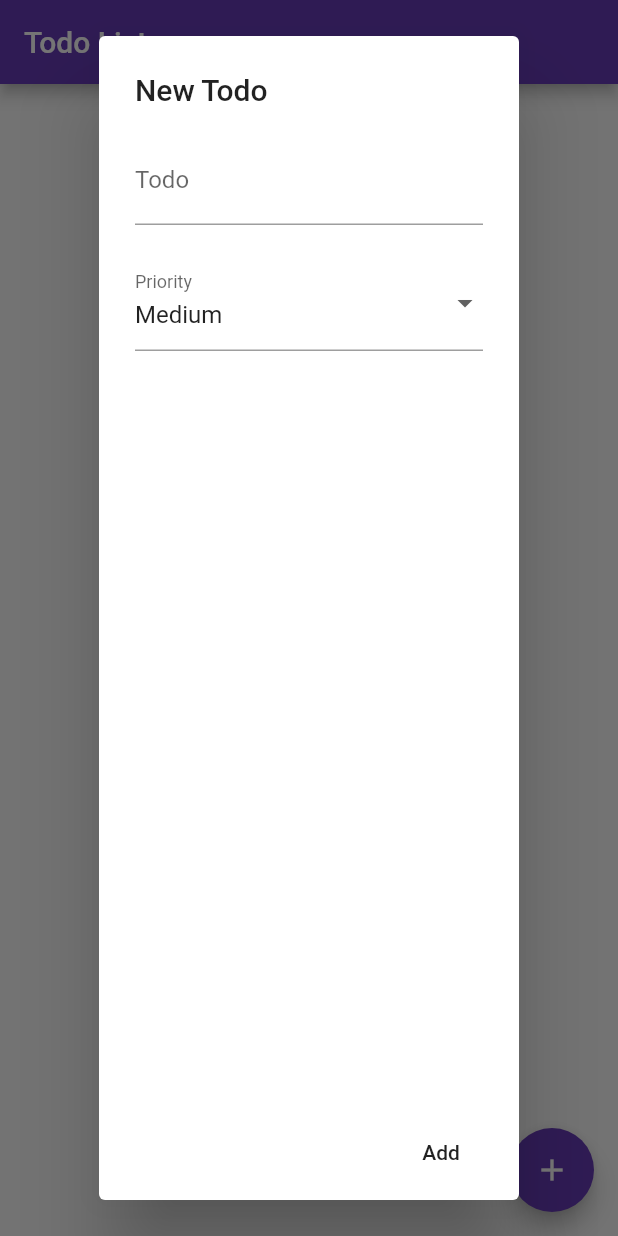
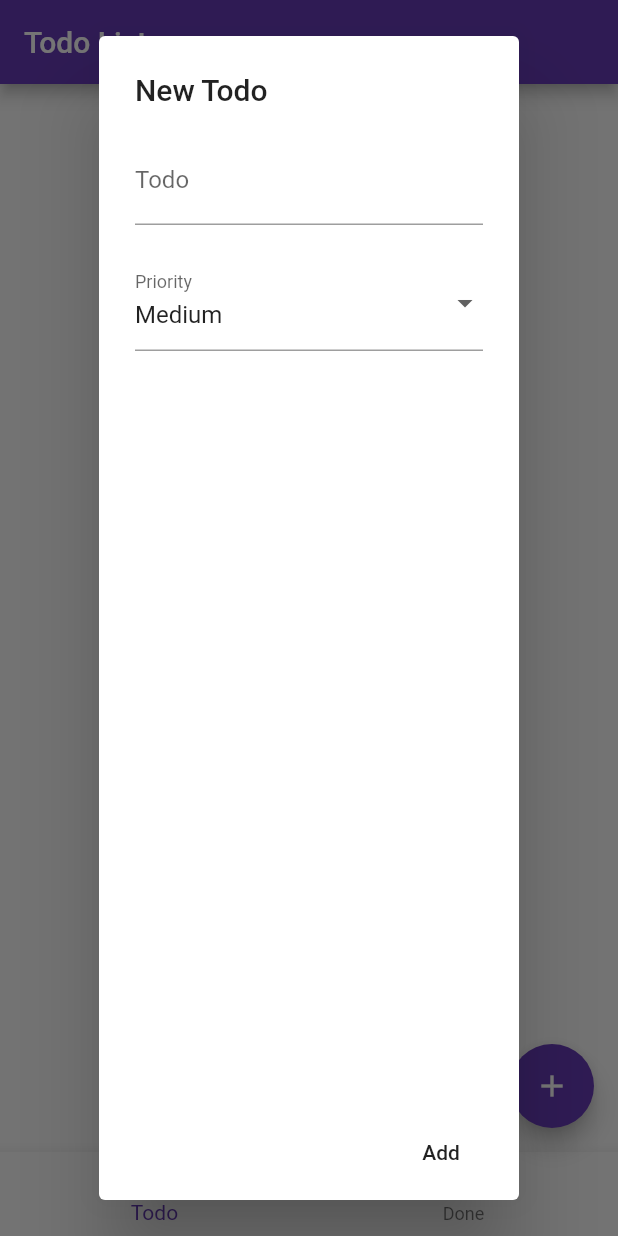
Before and after one commit to ANPetru/Flutter-Todo-List, a Flutter app: the screen it shows after launch, after a tap on the "add" icon, on a phone screen of 412 x 824 dp. Run offline on Flutter 3.47's test engine with Material 2 defaults, Android fonts, the phone set to English and light mode, and no system bars; our stand-ins replace flutter_slidable, sqflite; accounts and stored records are empty.

Commit message:
Separated todo from done with bottom nav bar

```diff
--- a/lib/main.dart
+++ b/lib/main.dart
@@ -34,6 +34,7 @@ class MyHomePage extends StatefulWidget {
 
 class _MyHomePageState extends State<MyHomePage> {
   final scaffoldState = GlobalKey<ScaffoldState>();
+  int _currentTab = 0;
   bool loaded = false;
   Set<Todo> todos = new Set<Todo>();
   Set<Todo> doneTodos = new Set<Todo>();
@@ -172,6 +173,14 @@ class _MyHomePageState extends State<MyHomePage> {
         });
   }
 
+  void _clearTodos() {
+    setState(() {
+      doneTodos.clear();
+      clearTodos();
+      _showToast("Done todos cleared");
+    });
+  }
+
   void _showToast(message) {
     scaffoldState.currentState.showSnackBar(SnackBar(
       content: Text(message),
@@ -186,56 +195,39 @@ class _MyHomePageState extends State<MyHomePage> {
         appBar: AppBar(
           title: Text(widget.title),
         ),
-      body: Center(
-          child: Column(
-        children: <Widget>[
-          Container(
-            padding: EdgeInsets.fromLTRB(16, 16, 16, 16),
-            child: Text(
-              'Todo',
-              style: TextStyle(
-                  fontSize: 18,
-                  color: Colors.black,
-                  fontWeight: FontWeight.bold),
+        body: <Widget>[
+          _buildList(context),
+          _buildDoneList(context),
+        ][_currentTab],
+        bottomNavigationBar: BottomNavigationBar(
+          currentIndex: _currentTab,
+          onTap: onTabTapped,
+          items: [
+            BottomNavigationBarItem(
+              icon: Icon(Icons.more_horiz),
+              title: Text('Todo'),
             ),
-          ),
-          Expanded(
-            child: _buildList(context),
-          ),
-          Container(
-              padding: EdgeInsets.fromLTRB(16, 16, 16, 16),
-              child: Row(
-                mainAxisAlignment: MainAxisAlignment.center,
-                children: <Widget>[
-                  Text(
-                    'Done',
-                    style: TextStyle(
-                        fontSize: 18,
-                        color: Colors.black,
-                        fontWeight: FontWeight.bold),
-                  ),
-                  IconButton(
-                    icon: Icon(Icons.delete),
-                    onPressed: () {
-                      setState(() {
-                        doneTodos.clear();
-                        clearTodos();
-                        _showToast("Done todos cleared");
-                      });
-                    },
-                  )
-                ],
-              )),
-          Expanded(
-            child: _buildDoneList(context),
+            BottomNavigationBarItem(
+              icon: Icon(Icons.done),
+              title: Text('Done'),
             ),
           ],
-      )),
-      floatingActionButton: FloatingActionButton(
+        ),
+        floatingActionButton: <FloatingActionButton>[
+          FloatingActionButton(
             onPressed: _addTodo,
-        tooltip: 'Increment',
             child: Icon(Icons.add),
           ),
-    );
+          FloatingActionButton(
+            child: Icon(Icons.delete),
+            onPressed: _clearTodos,
+          )
+        ][_currentTab]);
+  }
+
+  void onTabTapped(int index) {
+    setState(() {
+      _currentTab = index;
+    });
   }
 }
```
Lines whose indentation alone changed are shown as unchanged.
